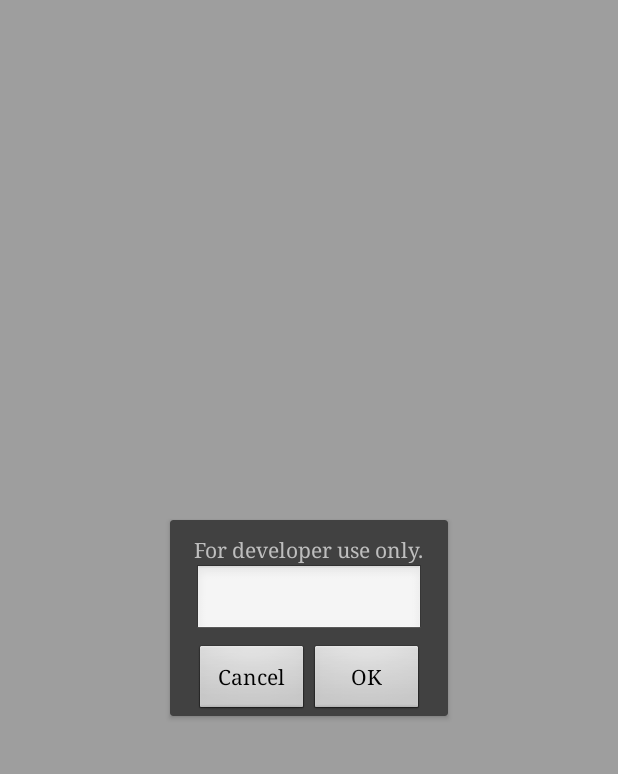
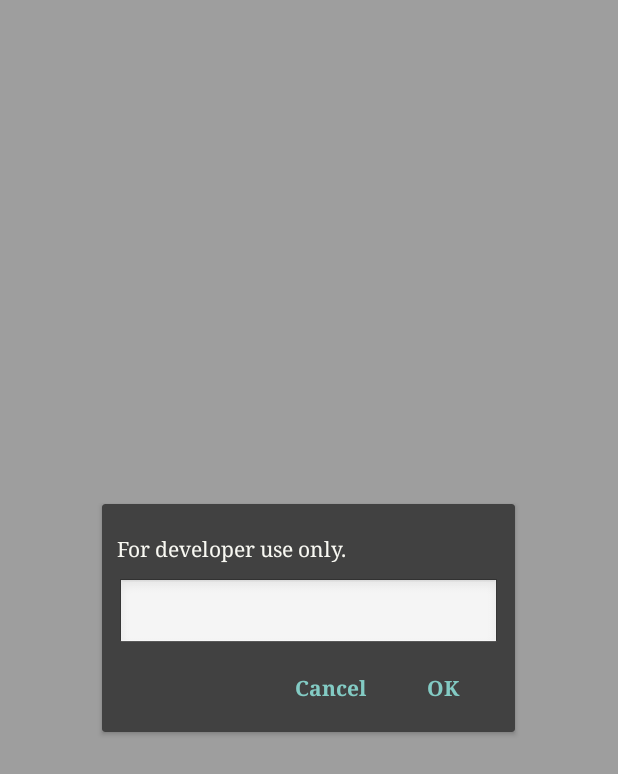
Before and after one commit to gfranks/TheMovieReminder, an Android app: the fragment DeveloperToggleDialogFragment placed in its activity, on a phone screen of 412 x 824 dp. Shown: the top 774 px of the screen. Run offline under Robolectric (Android 15) with nearby library versions, the light colour scheme and no system bars; our stand-ins replace Dagger/Hilt's generated code; 23 statements that could not run were skipped.

Commit message:
[GF] Initial commit

```diff
--- a/app/src/main/java/com/gf/movie/reminder/fragment/DeveloperToggleDialogFragment.java
+++ b/app/src/main/java/com/gf/movie/reminder/fragment/DeveloperToggleDialogFragment.java
@@ -15,7 +15,7 @@ import com.gf.movie.reminder.activity.base.BaseActivity;
 import com.gf.movie.reminder.application.MovieReminderApplication;
 import com.gf.movie.reminder.fragment.base.BaseDialogFragment;
 
-public class DeveloperToggleDialogFragment extends BaseDialogFragment implements View.OnClickListener {
+public class DeveloperToggleDialogFragment extends BaseDialogFragment implements BaseDialogFragment.OnClickListener {
 
     private final String DEVOPER_ENABLE_STRING = "@LGFZ71";
 
@@ -24,7 +24,7 @@ public class DeveloperToggleDialogFragment extends BaseDialogFragment implements
 
     @Override
     public View onCreateView(LayoutInflater inflater, @Nullable ViewGroup container, @Nullable Bundle savedInstanceState) {
-        return inflater.inflate(R.layout.dialog_fragment_developer_toggle, container, false);
+        return onCreateView(inflater, container, savedInstanceState, R.layout.dialog_fragment_developer_toggle);
     }
 
     @Override
@@ -32,13 +32,14 @@ public class DeveloperToggleDialogFragment extends BaseDialogFragment implements
         super.onViewCreated(view, savedInstanceState);
 
         mInput = (EditText) view.findViewById(R.id.dev_toggle_text);
-        view.findViewById(R.id.dev_toggle_cancel).setOnClickListener(this);
-        view.findViewById(R.id.dev_toggle_ok).setOnClickListener(this);
+        setMessage(R.string.dev_toggle_dialog_message);
+        setPositiveButton(R.string.ok, this);
+        setNegativeButton(R.string.cancel, this);
     }
 
     @Override
-    public void onClick(View v) {
-        if (v.getId() == R.id.dev_toggle_ok) {
+    public void onClick(View v, int which) {
+        if (which == POSITIVE_BUTTON) {
             if (mInput.getText().toString().equals(DEVOPER_ENABLE_STRING)) {
                 dismiss();
                 getActivity().getSharedPreferences(MovieReminderApplication.TAG, Context.MODE_PRIVATE).edit().putBoolean("DEV_SETTINGS_ENABLED", true).apply();
@@ -47,7 +48,7 @@ public class DeveloperToggleDialogFragment extends BaseDialogFragment implements
             } else {
                 mInput.setError(getString(R.string.dev_toggle_dialog_error));
             }
-        } else if (v.getId() == R.id.dev_toggle_cancel) {
+        } else {
             dismiss();
         }
     }
--- a/app/src/main/java/com/gf/movie/reminder/fragment/base/BaseDialogFragment.java
+++ b/app/src/main/java/com/gf/movie/reminder/fragment/base/BaseDialogFragment.java
@@ -2,10 +2,16 @@ package com.gf.movie.reminder.fragment.base;
 
 import android.content.DialogInterface;
 import android.os.Bundle;
+import android.support.annotation.Nullable;
 import android.support.v4.app.DialogFragment;
 import android.support.v7.widget.Toolbar;
+import android.view.LayoutInflater;
 import android.view.View;
+import android.view.ViewGroup;
+import android.widget.Button;
+import android.widget.TextView;
 
+import com.gf.movie.reminder.R;
 import com.gf.movie.reminder.activity.base.BaseActivity;
 import com.gf.movie.reminder.ui.AppContainer;
 import com.gf.movie.reminder.ui.ExpandableFab;
@@ -18,10 +24,19 @@ import javax.inject.Inject;
 
 public class BaseDialogFragment extends DialogFragment {
 
+    public static final int POSITIVE_BUTTON = 0;
+    public static final int NEGATIVE_BUTTON = 1;
+
     @Inject
     AccountManager mAccountManager;
 
     private BlurDialogFragmentHelper mHelper;
+
+    private TextView mTitle;
+    private TextView mMessage;
+    private View mButtonContainer;
+    private Button mPositiveButton;
+    private Button mNegativeButton;
 
     @Override
     public void onActivityCreated(Bundle savedInstanceState) {
@@ -34,6 +49,21 @@ public class BaseDialogFragment extends DialogFragment {
         super.onCreate(savedInstanceState);
         mHelper = new BlurDialogFragmentHelper(this);
         mHelper.onCreate(savedInstanceState);
+    }
+
+    public View onCreateView(LayoutInflater inflater, @Nullable ViewGroup container, @Nullable Bundle savedInstanceState, int layoutResID) {
+        View view = inflater.inflate(R.layout.dialog_fragment_base, container, false);
+
+        ViewGroup content = ((ViewGroup) view.findViewById(R.id.dialog_content));
+        inflater.inflate(layoutResID, content);
+
+        mTitle = (TextView) view.findViewById(R.id.dialog_title);
+        mMessage = (TextView) view.findViewById(R.id.dialog_message);
+        mButtonContainer = view.findViewById(R.id.dialog_button_container);
+        mPositiveButton = (Button) view.findViewById(R.id.dialog_button_positive);
+        mNegativeButton = (Button) view.findViewById(R.id.dialog_button_negative);
+
+        return view;
     }
 
     @Override
@@ -60,6 +90,72 @@ public class BaseDialogFragment extends DialogFragment {
         super.onDismiss(dialog);
     }
 
+    public void setTitle(int stringResId) {
+        setTitle(getString(stringResId));
+    }
+
+    public void setTitle(String text) {
+        mTitle.setVisibility(View.VISIBLE);
+        mTitle.setText(text);
+    }
+
+    public void setMessage(int stringResId) {
+        setMessage(getString(stringResId));
+    }
+
+    public void setMessage(String text) {
+        mMessage.setVisibility(View.VISIBLE);
+        mMessage.setText(text);
+    }
+
+    public void setPositiveButton(int stringResId, OnClickListener listener) {
+        setPositiveButton(getString(stringResId), listener);
+    }
+
+    public void setPositiveButton(String text, final OnClickListener listener) {
+        setPositiveButtonVisibility(View.VISIBLE);
+        mPositiveButton.setText(text);
+        mPositiveButton.setOnClickListener(new View.OnClickListener() {
+            @Override
+            public void onClick(View v) {
+                listener.onClick(v, POSITIVE_BUTTON);
+            }
+        });
+    }
+
+    public void setPositiveButtonVisibility(int visibility) {
+        if ((visibility == View.GONE || visibility == View.INVISIBLE) && (mNegativeButton.getVisibility() == View.GONE || mNegativeButton.getVisibility() == View.INVISIBLE)) {
+            mButtonContainer.setVisibility(View.GONE);
+        } else {
+            mButtonContainer.setVisibility(View.VISIBLE);
+            mPositiveButton.setVisibility(visibility);
+        }
+    }
+
+    public void setNegativeButton(int stringResId, OnClickListener listener) {
+        setNegativeButton(getString(stringResId), listener);
+    }
+
+    public void setNegativeButton(String text, final OnClickListener listener) {
+        setNegativeButtonVisibility(View.VISIBLE);
+        mNegativeButton.setText(text);
+        mNegativeButton.setOnClickListener(new View.OnClickListener() {
+            @Override
+            public void onClick(View v) {
+                listener.onClick(v, NEGATIVE_BUTTON);
+            }
+        });
+    }
+
+    public void setNegativeButtonVisibility(int visibility) {
+        if ((visibility == View.GONE || visibility == View.INVISIBLE) && (mPositiveButton.getVisibility() == View.GONE || mPositiveButton.getVisibility() == View.INVISIBLE)) {
+            mButtonContainer.setVisibility(View.GONE);
+        } else {
+            mButtonContainer.setVisibility(View.VISIBLE);
+            mNegativeButton.setVisibility(visibility);
+        }
+    }
+
     public AccountManager getAccountManager() {
         return mAccountManager;
     }
@@ -83,4 +179,8 @@ public class BaseDialogFragment extends DialogFragment {
     public ExpandableFab getExpandableFab() {
         return ((BaseActivity) getActivity()).getExpandableFab();
     }
+
+    public interface OnClickListener {
+        void onClick(View v, int which);
+    }
 }
--- /dev/null
+++ b/app/src/main/res/drawable-v21/bg_button_default.xml
@@ -0,0 +1,10 @@
+<?xml version="1.0" encoding="utf-8"?>
+<ripple xmlns:android="http://schemas.android.com/apk/res/android"
+    android:color="@color/theme_gray">
+    <item>
+        <shape android:dither="true" android:shape="rectangle">
+            <solid android:color="@color/theme_gray_light" />
+            <corners android:radius="1dp" />
+        </shape>
+    </item>
+</ripple>
--- /dev/null
+++ b/app/src/main/res/layout/dialog_fragment_base.xml
@@ -0,0 +1,83 @@
+<?xml version="1.0" encoding="utf-8"?>
+<LinearLayout xmlns:android="http://schemas.android.com/apk/res/android"
+    android:layout_width="match_parent"
+    android:layout_height="match_parent"
+    android:gravity="center"
+    android:orientation="vertical">
+
+    <android.support.v7.widget.CardView xmlns:app="http://schemas.android.com/apk/res-auto"
+        android:layout_width="wrap_content"
+        android:layout_height="wrap_content"
+        android:paddingLeft="@dimen/activity_horizontal_margin"
+        android:paddingRight="@dimen/activity_horizontal_margin"
+        app:cardBackgroundColor="@color/theme_gray_light">
+
+        <LinearLayout
+            android:layout_width="match_parent"
+            android:layout_height="match_parent"
+            android:minWidth="275dp"
+            android:padding="10dp"
+            android:orientation="vertical">
+
+            <TextView
+                android:id="@+id/dialog_title"
+                android:layout_width="match_parent"
+                android:layout_height="wrap_content"
+                android:paddingTop="10dp"
+                android:paddingBottom="10dp"
+                android:textColor="@color/theme_white"
+                android:textSize="17sp"
+                android:visibility="gone"/>
+
+            <TextView
+                android:id="@+id/dialog_message"
+                android:layout_width="match_parent"
+                android:layout_height="wrap_content"
+                android:paddingTop="10dp"
+                android:paddingBottom="10dp"
+                android:textColor="@color/theme_white"
+                android:textSize="14sp"
+                android:visibility="gone"/>
+
+            <FrameLayout
+                android:id="@+id/dialog_content"
+                android:layout_width="match_parent"
+                android:layout_height="wrap_content" />
+
+            <LinearLayout
+                android:id="@+id/dialog_button_container"
+                android:layout_width="wrap_content"
+                android:layout_height="wrap_content"
+                android:orientation="horizontal"
+                android:paddingTop="5dp"
+                android:layout_gravity="end"
+                android:weightSum="2"
+                android:visibility="gone">
+
+                <Button
+                    style="@style/ButtonStyle"
+                    android:id="@+id/dialog_button_negative"
+                    android:layout_width="0dp"
+                    android:layout_height="wrap_content"
+                    android:layout_weight="1"
+                    android:minWidth="75dp"
+                    android:text="@string/cancel"
+                    android:textColor="@color/theme_cyan"/>
+
+                <Button
+                    style="@style/ButtonStyle"
+                    android:id="@+id/dialog_button_positive"
+                    android:layout_width="0dp"
+                    android:layout_height="wrap_content"
+                    android:layout_weight="1"
+                    android:minWidth="75dp"
+                    android:text="@string/ok"
+                    android:textColor="@color/theme_cyan"/>
+
+            </LinearLayout>
+
+        </LinearLayout>
+
+    </android.support.v7.widget.CardView>
+
+</LinearLayout>
--- a/app/src/main/res/layout/dialog_fragment_developer_toggle.xml
+++ b/app/src/main/res/layout/dialog_fragment_developer_toggle.xml
@@ -2,60 +2,12 @@
 <LinearLayout xmlns:android="http://schemas.android.com/apk/res/android"
     android:layout_width="match_parent"
     android:layout_height="match_parent"
-    android:gravity="center"
     android:orientation="vertical">
 
-    <android.support.v7.widget.CardView xmlns:app="http://schemas.android.com/apk/res-auto"
-        android:layout_width="wrap_content"
-        android:layout_height="wrap_content"
-        android:paddingLeft="@dimen/activity_horizontal_margin"
-        android:paddingRight="@dimen/activity_horizontal_margin"
-        app:cardBackgroundColor="@color/theme_gray_light">
-
-        <LinearLayout
-            android:layout_width="match_parent"
-            android:layout_height="match_parent"
-            android:orientation="vertical"
-            android:paddingLeft="@dimen/activity_horizontal_margin"
-            android:paddingRight="@dimen/activity_horizontal_margin">
-
-            <TextView
-                android:layout_width="match_parent"
-                android:layout_height="wrap_content"
-                android:paddingTop="10dp"
-                android:text="@string/dev_toggle_dialog_message" />
-
-            <EditText
-                android:id="@+id/dev_toggle_text"
-                android:layout_width="match_parent"
-                android:layout_height="wrap_content"
-                android:paddingTop="5dp" />
-
-            <LinearLayout
-                android:layout_width="match_parent"
-                android:layout_height="wrap_content"
-                android:orientation="horizontal"
-                android:paddingTop="5dp"
-                android:weightSum="2">
-
-                <Button
-                    android:id="@+id/dev_toggle_cancel"
-                    android:layout_width="0dp"
-                    android:layout_height="wrap_content"
-                    android:layout_weight="1"
-                    android:text="@string/cancel" />
-
-                <Button
-                    android:id="@+id/dev_toggle_ok"
-                    android:layout_width="0dp"
-                    android:layout_height="wrap_content"
-                    android:layout_weight="1"
-                    android:text="@string/ok" />
-
-            </LinearLayout>
-
-        </LinearLayout>
-
-    </android.support.v7.widget.CardView>
+    <EditText
+        style="@style/EditTextStyle"
+        android:id="@+id/dev_toggle_text"
+        android:layout_width="match_parent"
+        android:layout_height="wrap_content" />
 
 </LinearLayout>
--- a/app/src/main/res/values/colors.xml
+++ b/app/src/main/res/values/colors.xml
@@ -20,7 +20,7 @@
     <color name="theme_color_primary">@color/theme_red</color>
     <color name="theme_color_primary_dark">@color/theme_red_dark</color>
     <color name="theme_control_highlight">@color/theme_color_primary_dark</color>
-    <color name="theme_cyan">#70D9EB</color>
+    <color name="theme_cyan">#83CBC4</color>
     <color name="theme_glass">#88ffffff</color>
     <color name="theme_gray">#272822</color>
     <color name="theme_gray_2">#303030</color>
--- a/app/src/main/res/values/styles.xml
+++ b/app/src/main/res/values/styles.xml
@@ -78,13 +78,20 @@
         <item name="android:textColor">@color/theme_white</item>
     </style>
 
-    <style name="EditTextStyle" parent="android:Widget.EditText">
+    <style name="EditTextStyle" parent="Base.Widget.AppCompat.EditText">
         <item name="android:textColor">@color/theme_gray_dark</item>
     </style>
 
     <style name="ButtonStyle" parent="android:Widget.Button">
         <item name="android:background">@drawable/bg_button_default</item>
         <item name="android:textColor">@color/theme_white</item>
+        <item name="android:textStyle">bold</item>
+        <item name="android:padding">10dp</item>
+    </style>
+
+    <style name="DialogButtonStyle" parent="android:Widget.Button">
+        <item name="android:background">@drawable/bg_button_dialog</item>
+        <item name="android:textColor">@color/theme_cyan</item>
         <item name="android:textStyle">bold</item>
         <item name="android:padding">10dp</item>
     </style>
```
Also changed, not shown: app/src/main/res/drawable-v21/bg_button_blue.xml (added, +10 -0 lines), app/src/main/res/drawable-v21/bg_button_default_rounded.xml (added, +10 -0 lines), app/src/main/res/drawable-v21/bg_button_dialog.xml (added, +10 -0 lines), app/src/main/res/drawable-v21/bg_button_magenta.xml (added, +10 -0 lines), app/src/main/res/drawable-v21/bg_button_red.xml (added, +10 -0 lines), app/src/main/res/drawable/bg_button_dialog.xml (added, +15 -0 lines).
